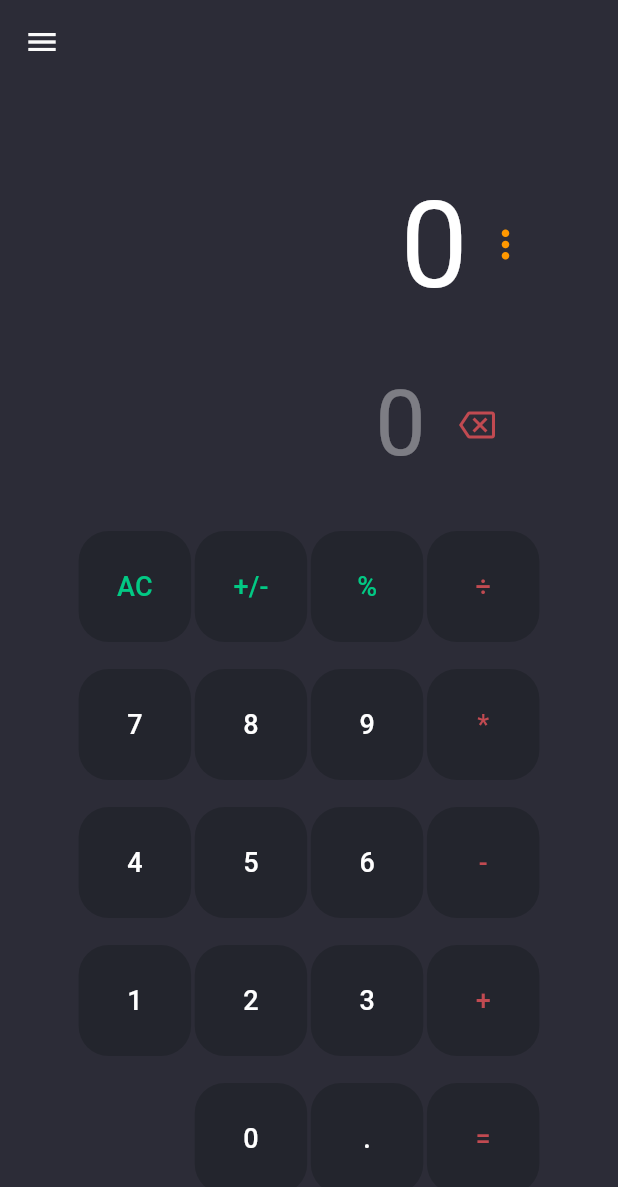
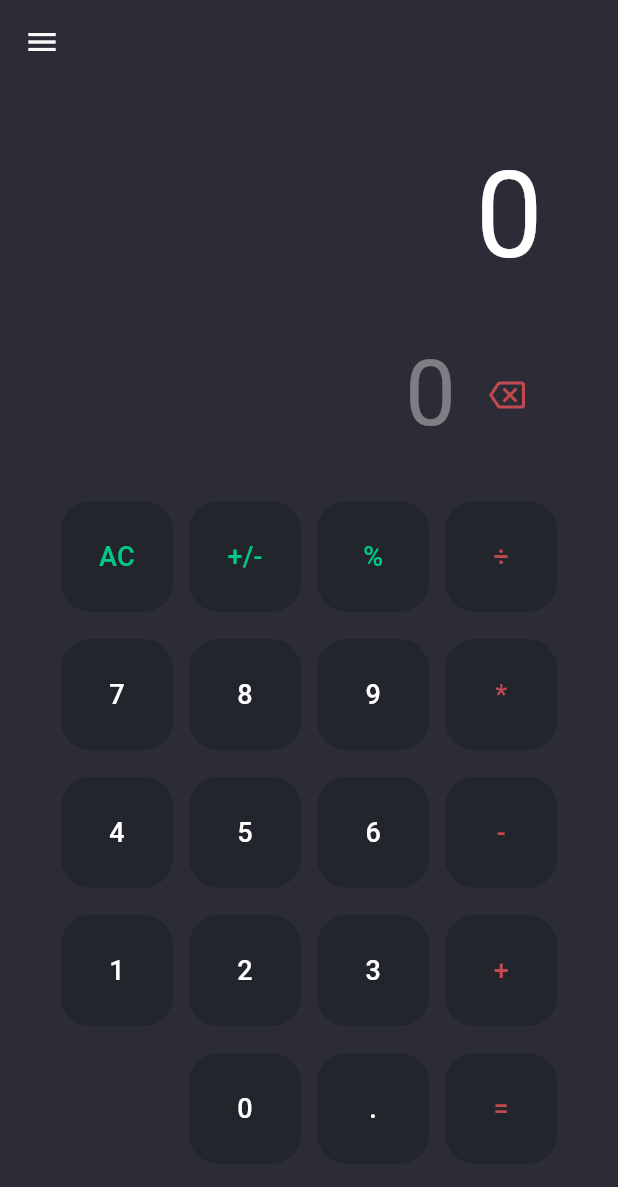
Before and after one commit to rjcalifornia/KCalc, a Flutter app: the screen it shows after launch, on a phone screen of 412 x 824 dp. Shown: the top 1187 px of the screen. Run offline on Flutter 3.47's test engine with Material 3 defaults, Android fonts, the phone set to English and light mode, and no system bars; our stand-ins replace google_fonts, math_expressions; missing offline and left inert: window_manager; statements that could not run were skipped.

Commit message:
Changes to be committed: 	modified:   lib/ui/screens/calculator.dart

```diff
--- a/lib/ui/screens/calculator.dart
+++ b/lib/ui/screens/calculator.dart
@@ -105,7 +105,7 @@ class _CalculatorScreenState extends State<CalculatorScreen> {
         ),
       ),
       body: Padding(
-        padding: const EdgeInsets.all(40),
+        padding: const EdgeInsets.all(20),
         child: Column(
           children: [
             Row(
@@ -117,7 +117,6 @@ class _CalculatorScreenState extends State<CalculatorScreen> {
                         textAlign: TextAlign.left,
                         style: const TextStyle(
                             color: Colors.white, fontSize: 80))),
-                const Icon(Icons.more_vert, color: Colors.orange, size: 30),
                 const SizedBox(width: 20),
               ],
             ),
```
